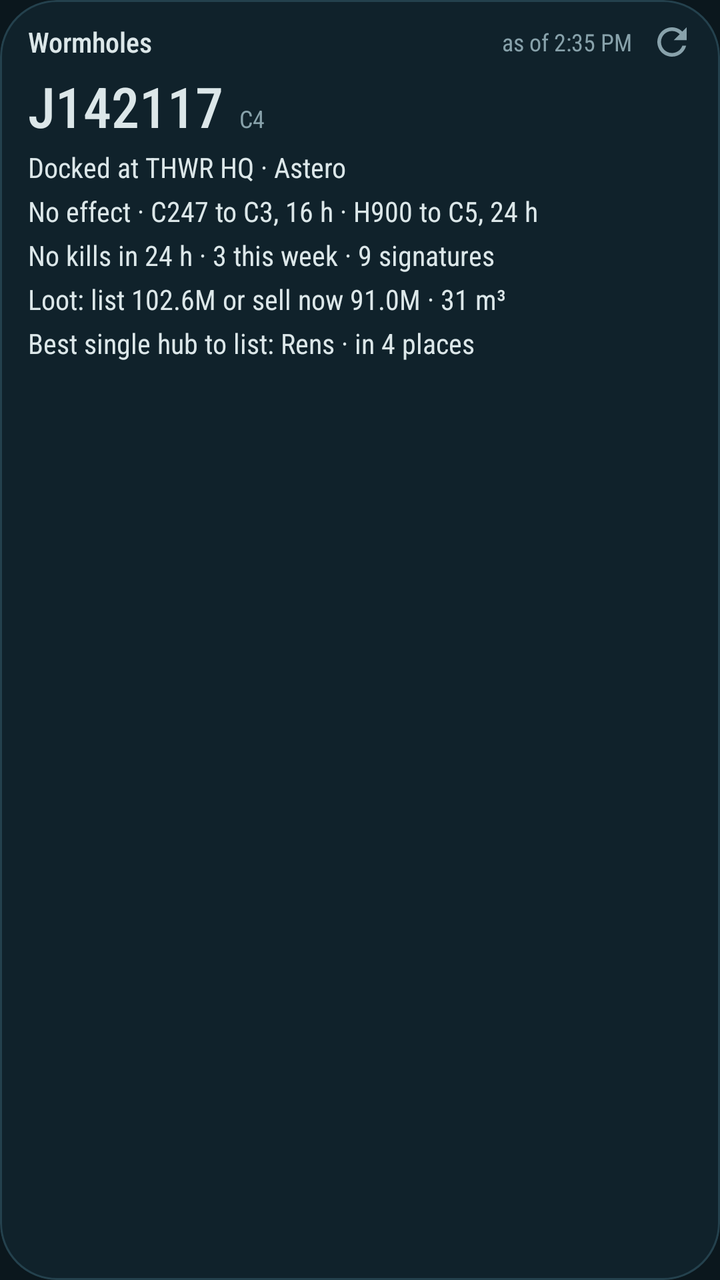
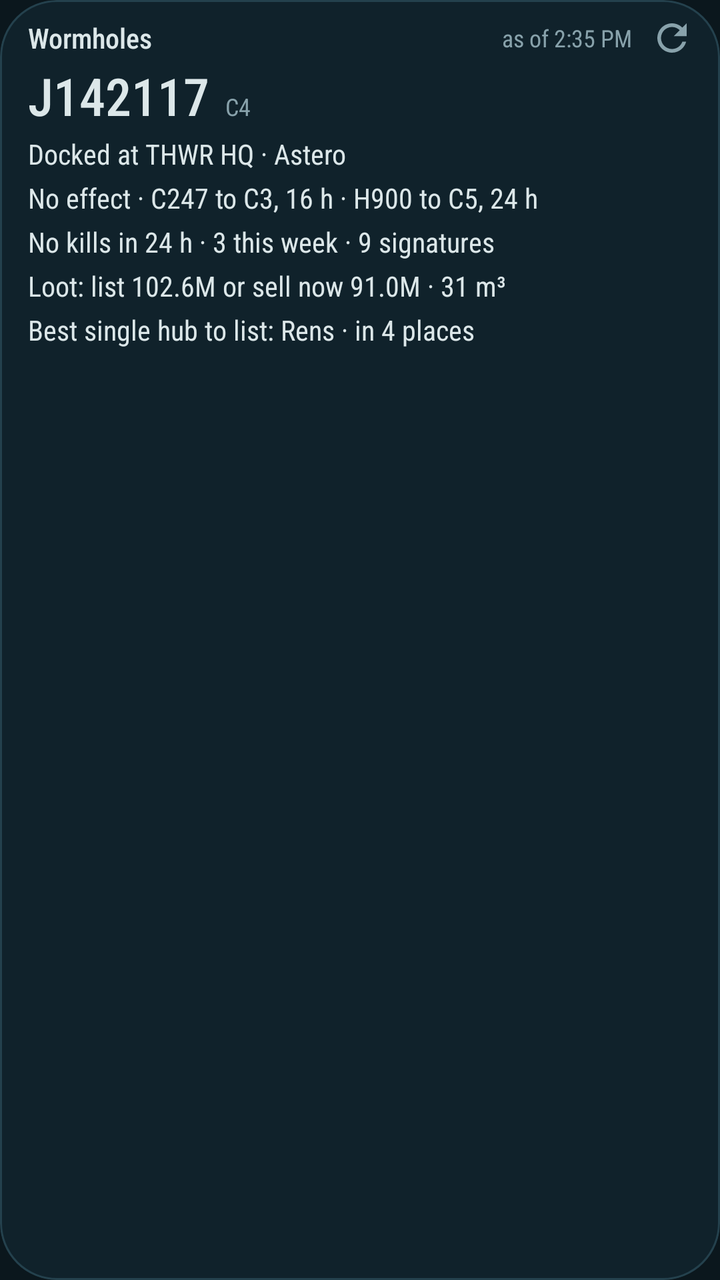

An Android layout rendered at two revisions. The XML below is the earlier revision; the diff shows what the commit changed to produce the second picture.
<!-- AndroidManifest.xml: application theme Theme.EveOps -->
<!-- res/layout/widget_wormhole.xml -->
<?xml version="1.0" encoding="utf-8"?>
<LinearLayout xmlns:android="http://schemas.android.com/apk/res/android"
    android:id="@android:id/background"
    android:layout_width="match_parent"
    android:layout_height="match_parent"
    android:background="@drawable/widget_bg"
    android:clipToOutline="true"
    android:orientation="vertical"
    android:paddingStart="14dp"
    android:paddingTop="4dp"
    android:paddingEnd="4dp"
    android:paddingBottom="10dp">

    <LinearLayout
        android:layout_width="match_parent"
        android:layout_height="34dp"
        android:gravity="center_vertical"
        android:orientation="horizontal">

        <TextView
            android:id="@+id/title"
            style="@style/W.Title"
            android:layout_width="0dp"
            android:layout_weight="1"
            android:text="Wormholes" />

        <TextView
            android:id="@+id/as_of"
            style="@style/W.Dim"
            android:text="as of 2:35 PM" />

        <ImageView
            android:id="@+id/refresh"
            android:layout_width="40dp"
            android:layout_height="34dp"
            android:contentDescription="@string/refresh"
            android:paddingHorizontal="9dp"
            android:paddingVertical="6dp"
            android:src="@drawable/ic_refresh" />
    </LinearLayout>

    <LinearLayout
        android:layout_width="match_parent"
        android:layout_height="wrap_content"
        android:orientation="horizontal"
        android:paddingEnd="10dp">

        <TextView
            android:id="@+id/big"
            style="@style/W.Big"
            android:text="J142117" />

        <TextView
            android:id="@+id/big_note"
            style="@style/W.Dim"
            android:layout_marginStart="8dp"
            android:text="C4" />
    </LinearLayout>

    <TextView
        android:id="@+id/line1"
        style="@style/W.Line"
        android:paddingEnd="10dp"
        android:text="Docked at THWR HQ · Astero" />

    <TextView
        android:id="@+id/line2"
        style="@style/W.Line"
        android:paddingEnd="10dp"
        android:text="No effect · C247 to C3, 16 h · H900 to C5, 24 h" />

    <TextView
        android:id="@+id/line3"
        style="@style/W.Line"
        android:paddingEnd="10dp"
        android:text="No kills in 24 h · 3 this week · 9 signatures" />

    <TextView
        android:id="@+id/line4"
        style="@style/W.Line"
        android:paddingEnd="10dp"
        android:text="Loot: list 102.6M or sell now 91.0M · 31 m³" />

    <TextView
        android:id="@+id/line5"
        style="@style/W.Line"
        android:paddingEnd="10dp"
        android:text="Best single hub to list: Rens · in 4 places" />

    <TextView
        android:id="@+id/line6"
        style="@style/W.Line"
        android:paddingEnd="10dp"
        android:text=""
        android:visibility="gone" />
</LinearLayout>
<!-- resources referenced by this layout -->
<resources>
  <!-- drawable ic_refresh (drawable) -->
  <?xml version="1.0" encoding="utf-8"?>
  <vector xmlns:android="http://schemas.android.com/apk/res/android"
      android:width="24dp" android:height="24dp" android:viewportWidth="24" android:viewportHeight="24">
      <path android:fillColor="#88A2AB"
          android:pathData="M17.65,6.35C16.2,4.9 14.21,4 12,4c-4.42,0 -7.99,3.58 -7.99,8s3.57,8 7.99,8c3.73,0 6.84,-2.55 7.73,-6h-2.08c-0.82,2.33 -3.04,4 -5.65,4 -3.31,0 -6,-2.69 -6,-6s2.69,-6 6,-6c1.66,0 3.14,0.69 4.22,1.78L13,11h7V4l-2.35,2.35z" />
  </vector>
  <!-- drawable widget_bg (drawable) -->
  <?xml version="1.0" encoding="utf-8"?>
  <shape xmlns:android="http://schemas.android.com/apk/res/android" android:shape="rectangle">
      <solid android:color="@color/hull" />
      <stroke android:width="1dp" android:color="@color/seam" />
      <corners android:radius="@android:dimen/system_app_widget_background_radius" />
  </shape>
  <string name="refresh">Refresh</string>
  <style name="W.Big">
          <item name="android:fontFamily">sans-serif-condensed-medium</item>
          <item name="android:textSize">28sp</item>
          <item name="android:includeFontPadding">false</item>
      </style>
  <style name="W.Dim">
          <item name="android:textSize">12sp</item>
          <item name="android:textColor">@color/dim</item>
      </style>
  <style name="W.Line">
          <item name="android:layout_width">match_parent</item>
          <item name="android:layout_marginTop">3dp</item>
          <item name="android:textSize">14sp</item>
      </style>
  <style name="W.Title">
          <item name="android:fontFamily">sans-serif-condensed-medium</item>
          <item name="android:textSize">14sp</item>
      </style>
  <style name="Theme.EveOps" parent="android:Theme.Material.NoActionBar">
          <item name="android:windowBackground">@color/space</item>
          <item name="android:statusBarColor">@color/space</item>
          <item name="android:navigationBarColor">@color/space</item>
          <item name="android:windowLightStatusBar">false</item>
          <item name="android:colorAccent">@color/isk</item>
      </style>
  <color name="hull">#10222B</color>
  <color name="seam">#24414D</color>
  <color name="dim">#88A2AB</color>
  <color name="space">#0B171D</color>
  <color name="isk">#F2B94B</color>
</resources>

<!-- the commit's change to res/layout/widget_wormhole.xml (unified diff, before → after) -->
@@ -13,7 +13,7 @@
 
     <LinearLayout
         android:layout_width="match_parent"
-        android:layout_height="34dp"
+        android:layout_height="30dp"
         android:gravity="center_vertical"
         android:orientation="horizontal">
 
@@ -32,10 +32,10 @@
         <ImageView
             android:id="@+id/refresh"
             android:layout_width="40dp"
-            android:layout_height="34dp"
+            android:layout_height="30dp"
             android:contentDescription="@string/refresh"
             android:paddingHorizontal="9dp"
-            android:paddingVertical="6dp"
+            android:paddingVertical="4dp"
             android:src="@drawable/ic_refresh" />
     </LinearLayout>
 
<!-- resource entries referenced after the edit -->
@@ -17,7 +17,7 @@
   <string name="refresh">Refresh</string>
   <style name="W.Big">
           <item name="android:fontFamily">sans-serif-condensed-medium</item>
-          <item name="android:textSize">28sp</item>
+          <item name="android:textSize">26sp</item>
           <item name="android:includeFontPadding">false</item>
       </style>
   <style name="W.Dim">
